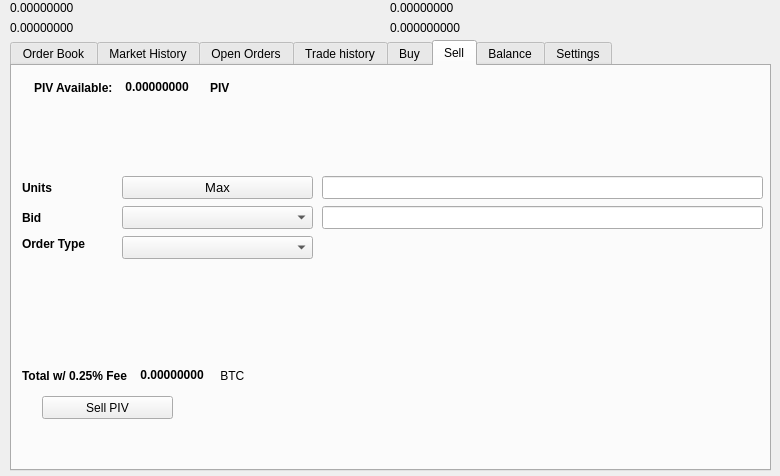
Above: src/qt/forms/tradingdialog.ui from jonspock/tessa before the change. Below: the same form after it.
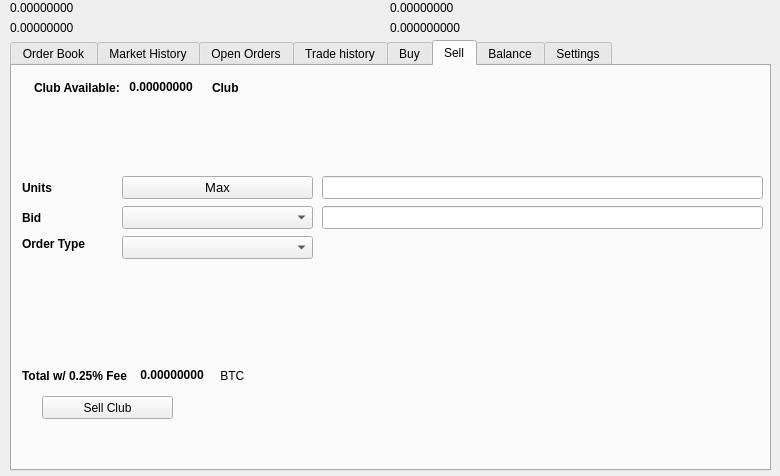
That is the form after the change. The open tabs and pages were chosen to show the change. Icons and pictures are not drawn.

What changed in the file:
```diff
--- a/src/qt/forms/tradingdialog.ui
+++ b/src/qt/forms/tradingdialog.ui
@@ -1751,7 +1751,7 @@
       </rect>
      </property>
      <property name="text">
-      <string>Sell PIV</string>
+      <string>Sell Club</string>
      </property>
      <property name="icon">
       <iconset resource="../pivx">
@@ -1777,7 +1777,7 @@
          </font>
         </property>
         <property name="text">
-         <string>PIV Available:</string>
+         <string>Club Available:</string>
         </property>
        </widget>
       </item>
@@ -2221,7 +2221,7 @@
          </font>
         </property>
         <property name="text">
-         <string>PIV</string>
+         <string>Club</string>
         </property>
        </widget>
       </item>
```
Left out of the diff: 36 changed lines with no effect on the pictures.
